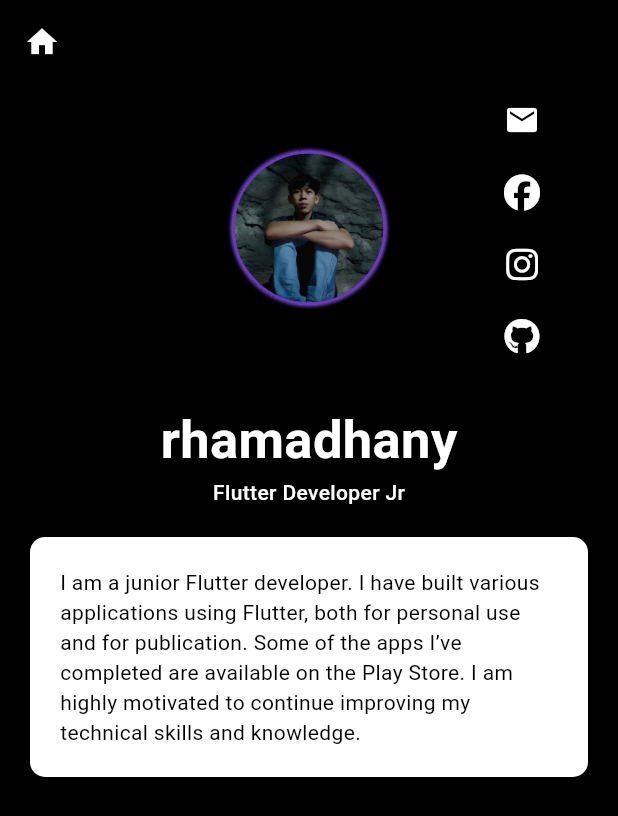
After one commit to rhamadhany/rhamadhany, a Flutter app: the screen it shows after launch, after a tap on "rhamadhany", on a phone screen of 412 x 824 dp. The commit adds this screen. Shown: the top 816 px of the screen. Run offline on Flutter 3.47's test engine with Material 3 defaults, Android fonts, the light colour scheme and no system bars; our stand-ins replace font_awesome_flutter, get, smooth_page_indicator.

Commit message:
menambahkan halaman profil

```diff
--- a/lib/app/modules/home/nameanimation/views/nameanimation_view.dart
+++ b/lib/app/modules/home/nameanimation/views/nameanimation_view.dart
@@ -1,6 +1,7 @@
 import 'package:flutter/material.dart';
 
 import 'package:get/get.dart';
+import 'package:portofolio/app/routes/app_pages.dart';
 
 import '../controllers/nameanimation_controller.dart';
 
@@ -11,7 +12,18 @@ class NameanimationView extends GetView<NameanimationController> {
     return Obx(() {
       final animationValue = controller.animation.value;
 
-      return ShaderMask(
+      return InkWell(
+        onTap: () {
+          Get.toNamed(Routes.PROFILE);
+        },
+        child: Row(
+          mainAxisSize: MainAxisSize.min,
+          children: [
+            Icon(Icons.person),
+            SizedBox(
+              width: 12,
+            ),
+            ShaderMask(
               shaderCallback: (Rect bound) {
                 return LinearGradient(
                         colors: [
@@ -33,6 +45,9 @@ class NameanimationView extends GetView<NameanimationController> {
                 "rhamadhany",
                 style: TextStyle(color: Colors.white),
               ),
+            ),
+          ],
+        ),
       );
     });
   }
--- a/lib/app/modules/home/views/home_view.dart
+++ b/lib/app/modules/home/views/home_view.dart
@@ -11,12 +11,10 @@ class HomeView extends GetView<HomeController> {
   @override
   Widget build(BuildContext context) {
     return Scaffold(
-        backgroundColor: Colors.black,
         appBar: AppBar(
+          automaticallyImplyLeading: false,
           title: NameanimationView(),
-          leading: Icon(Icons.person),
-          backgroundColor: Colors.black,
-          foregroundColor: Colors.white,
+          // leading: Icon(Icons.person),
           // title: const Text('HomeView'),
           centerTitle: false,
         ),
--- /dev/null
+++ b/lib/app/modules/profile/bindings/profile_binding.dart
@@ -0,0 +1,12 @@
+import 'package:get/get.dart';
+
+import '../controllers/profile_controller.dart';
+
+class ProfileBinding extends Bindings {
+  @override
+  void dependencies() {
+    Get.lazyPut<ProfileController>(
+      () => ProfileController(),
+    );
+  }
+}
--- /dev/null
+++ b/lib/app/modules/profile/controllers/profile_controller.dart
@@ -0,0 +1,23 @@
+import 'package:get/get.dart';
+
+class ProfileController extends GetxController {
+  //TODO: Implement ProfileController
+
+  final count = 0.obs;
+  @override
+  void onInit() {
+    super.onInit();
+  }
+
+  @override
+  void onReady() {
+    super.onReady();
+  }
+
+  @override
+  void onClose() {
+    super.onClose();
+  }
+
+  void increment() => count.value++;
+}
--- /dev/null
+++ b/lib/app/modules/profile/views/profile_view.dart
@@ -0,0 +1,150 @@
+import 'package:flutter/material.dart';
+import 'package:font_awesome_flutter/font_awesome_flutter.dart';
+
+import 'package:get/get.dart';
+import 'package:portofolio/app/routes/app_pages.dart';
+import 'package:portofolio/main.dart';
+
+import '../controllers/profile_controller.dart';
+
+class ProfileView extends GetView<ProfileController> {
+  const ProfileView({super.key});
+  @override
+  Widget build(BuildContext context) {
+    return Scaffold(
+      backgroundColor: Colors.black,
+      appBar: AppBar(
+        backgroundColor: Colors.black,
+        foregroundColor: Colors.white,
+        // title: const Text('ProfileView'),
+        leading: IconButton(
+            onPressed: () {
+              Get.toNamed(Routes.HOME);
+            },
+            icon: Icon(Icons.home)),
+        // centerTitle: true,
+      ),
+      body: Column(
+        children: [
+          FotoProfil(),
+          SizedBox(
+            height: 20,
+          ),
+          NamaProfil(),
+          AboutMe(),
+        ],
+      ),
+    );
+  }
+}
+
+class AboutMe extends StatelessWidget {
+  const AboutMe({super.key});
+
+  @override
+  Widget build(BuildContext context) {
+    return Container(
+      margin: EdgeInsets.all(20),
+      padding: EdgeInsets.all(20),
+      decoration: BoxDecoration(
+          color: Colors.white, borderRadius: BorderRadius.circular(10)),
+      child: Text(
+        locale.languageCode == 'id'
+            ? "Saya adalah seorang junior Flutter developer. Saya telah mengembangkan berbagai aplikasi menggunakan Flutter, baik untuk kebutuhan pribadi maupun untuk dipublikasikan. Beberapa aplikasi yang telah saya selesaikan dapat ditemukan di halaman Play Store. Saya sangat bersemangat untuk terus meningkatkan kemampuan dan keterampilan teknis saya."
+            : "I am a junior Flutter developer. I have built various applications using Flutter, both for personal use and for publication. Some of the apps I’ve completed are available on the Play Store. I am highly motivated to continue improving my technical skills and knowledge.",
+        style: TextStyle(color: Colors.black),
+      ),
+    );
+  }
+}
+
+class NamaProfil extends StatelessWidget {
+  const NamaProfil({super.key});
+
+  @override
+  Widget build(BuildContext context) {
+    return Column(
+      children: [
+        Text(
+          "rhamadhany",
+          style: TextStyle(fontSize: 35, fontWeight: FontWeight.bold),
+        ),
+        Text(
+          "Flutter Developer Jr",
+          style: TextStyle(fontWeight: FontWeight.w500),
+        )
+      ],
+    );
+  }
+}
+
+class ListSosialMedia extends StatelessWidget {
+  const ListSosialMedia({super.key});
+
+  @override
+  Widget build(BuildContext context) {
+    return Padding(
+      padding: const EdgeInsets.only(right: 40.0),
+      child: Align(
+        alignment: Alignment.centerRight,
+        child: Column(
+          children: [
+            IconButton(onPressed: () {}, icon: Icon(Icons.email)),
+            IconButton(
+                onPressed: () {},
+                icon: FaIcon(
+                  FontAwesomeIcons.facebook,
+                )),
+            IconButton(
+                onPressed: () {},
+                icon: FaIcon(
+                  FontAwesomeIcons.instagram,
+                )),
+            IconButton(
+                onPressed: () {},
+                icon: FaIcon(
+                  FontAwesomeIcons.github,
+                )),
+          ],
+        ),
+      ),
+    );
+  }
+}
+
+class FotoProfil extends StatelessWidget {
+  const FotoProfil({super.key});
+
+  @override
+  Widget build(BuildContext context) {
+    return Stack(
+      alignment: Alignment.center,
+      children: [
+        Container(
+          width: Get.width * 0.25,
+          height: Get.width * 0.25,
+          clipBehavior: Clip.hardEdge,
+          decoration: BoxDecoration(boxShadow: [
+            BoxShadow(color: Colors.deepPurple, spreadRadius: 1, blurRadius: 1)
+          ], shape: BoxShape.circle),
+          child: Image.asset(
+            "assets/rhamadhany.jpg",
+            fit: BoxFit.cover,
+          ),
+        ),
+        Container(
+          width: Get.width * 0.25,
+          height: Get.width * 0.25,
+          clipBehavior: Clip.hardEdge,
+          decoration: BoxDecoration(
+              border: BoxBorder.all(
+                color: Colors.deepPurple,
+                width: 2,
+              ),
+              shape: BoxShape.circle),
+        ),
+        ListSosialMedia(),
+      ],
+    );
+  }
+}
--- a/lib/app/routes/app_pages.dart
+++ b/lib/app/routes/app_pages.dart
@@ -6,6 +6,8 @@ import '../modules/home/nameanimation/views/nameanimation_view.dart';
 import '../modules/home/pageBuilder/bindings/page_builder_binding.dart';
 import '../modules/home/pageBuilder/views/page_builder_view.dart';
 import '../modules/home/views/home_view.dart';
+import '../modules/profile/bindings/profile_binding.dart';
+import '../modules/profile/views/profile_view.dart';
 
 // ignore_for_file: constant_identifier_names
 
@@ -34,5 +36,10 @@ class AppPages {
         ),
       ],
     ),
+    GetPage(
+      name: _Paths.PROFILE,
+      page: () => const ProfileView(),
+      binding: ProfileBinding(),
+    ),
   ];
 }
--- a/lib/app/routes/app_routes.dart
+++ b/lib/app/routes/app_routes.dart
@@ -8,6 +8,7 @@ abstract class Routes {
   static const HOME = _Paths.HOME;
   static const PAGE_BUILDER = _Paths.HOME + _Paths.PAGE_BUILDER;
   static const NAMEANIMATION = _Paths.HOME + _Paths.NAMEANIMATION;
+  static const PROFILE = _Paths.PROFILE;
 }
 
 abstract class _Paths {
@@ -15,4 +16,5 @@ abstract class _Paths {
   static const HOME = '/home';
   static const PAGE_BUILDER = '/page-builder';
   static const NAMEANIMATION = '/nameanimation';
+  static const PROFILE = '/profile';
 }
--- a/lib/main.dart
+++ b/lib/main.dart
@@ -15,6 +15,19 @@ void main() {
       title: "Application",
       initialRoute: AppPages.INITIAL,
       getPages: AppPages.routes,
+      theme: themeData,
     ),
   );
 }
+
+ThemeData get themeData {
+  return ThemeData(
+      scaffoldBackgroundColor: Colors.black,
+      colorScheme: ColorScheme.dark(
+        surface: Colors.black,
+        onSurface: Colors.white,
+      ),
+      textTheme: TextTheme(
+          bodyLarge: TextStyle(color: Colors.white),
+          bodyMedium: TextStyle(color: Colors.white)));
+}
```
Also changed, not shown: assets/rhamadhany.jpg (renamed from assets/rhamadhany_.jpg). Lines whose indentation alone changed are shown as unchanged.
